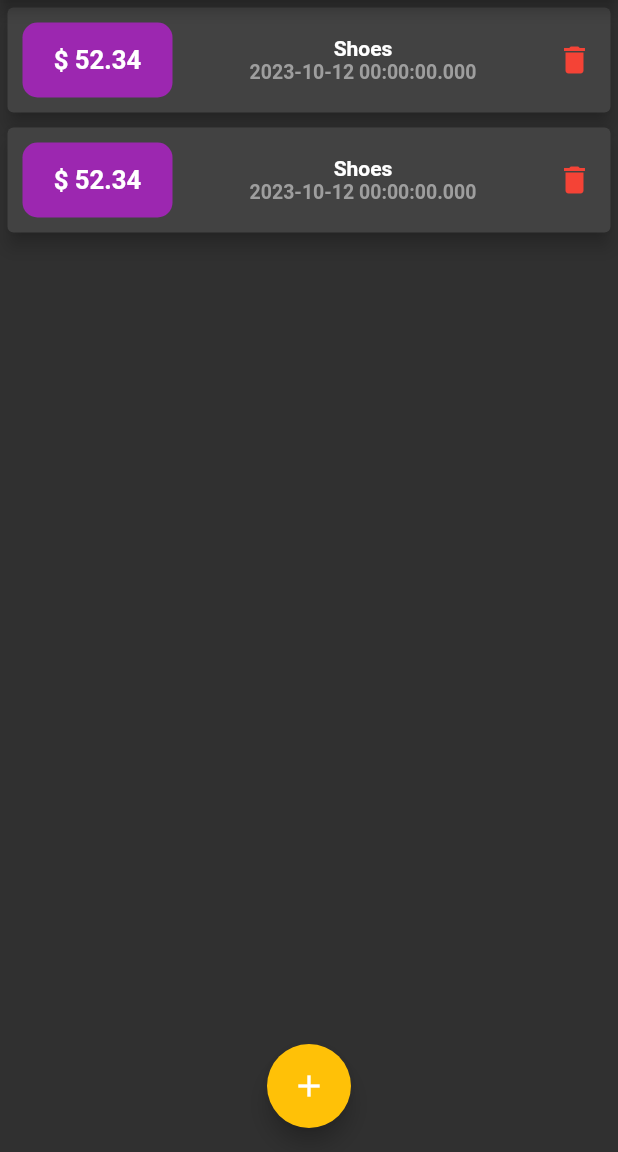
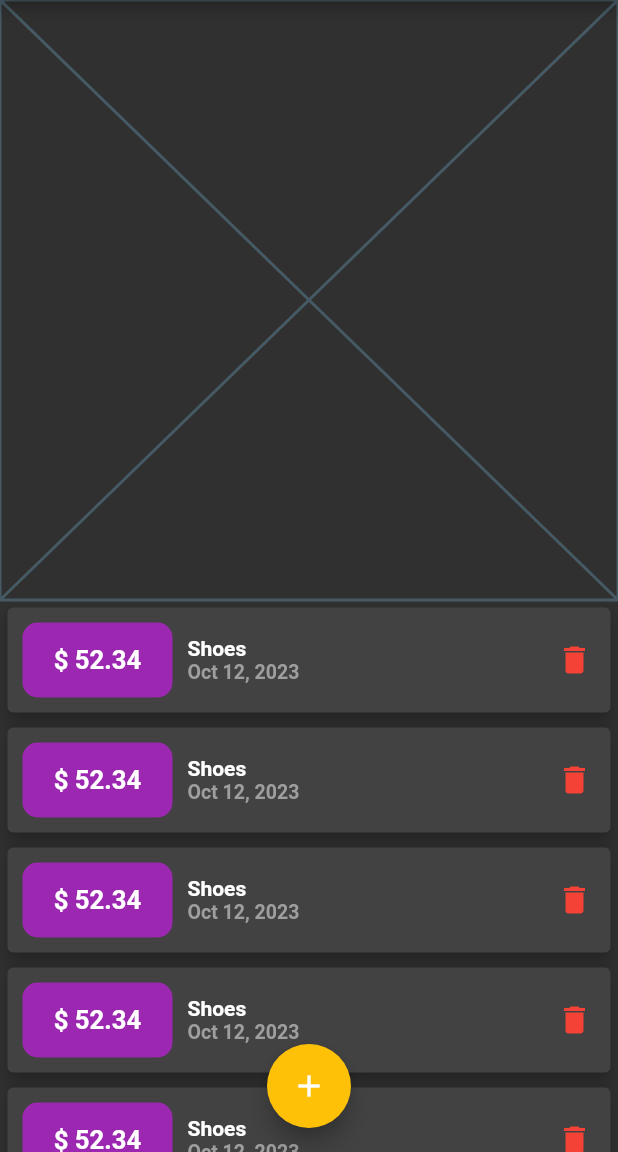
Before and after one commit to devinder2805/Expenses, a Flutter app: the screen it shows after launch, on a phone screen of 412 x 824 dp, the part 84-1236 px from its top. Run offline on Flutter 3.47's test engine with Material 2 defaults, Android fonts, the phone set to English and light mode, and no system bars.

Commit message:
third day

```diff
--- /dev/null
+++ b/lib/chart.dart
@@ -0,0 +1,10 @@
+import 'package:flutter/material.dart';
+
+class Chart extends StatelessWidget {
+  const Chart({super.key});
+
+  @override
+  Widget build(BuildContext context) {
+    return const Placeholder();
+  }
+}
--- a/lib/main.dart
+++ b/lib/main.dart
@@ -4,6 +4,7 @@ import 'package:flutter/material.dart';
 import 'transaction_list.dart';
 import 'new_transaction.dart';
 import 'transaction.dart';
+import 'chart.dart';
 
 void main() {
   runApp(MyApp());
@@ -51,6 +52,30 @@ class _MyHomePageState extends State<MyHomePage> {
       price: 52.34,
       date: DateTime(2023, 10, 12),
     ),
+    Transaction(
+      id: "t3",
+      title: "Shoes",
+      price: 52.34,
+      date: DateTime(2023, 10, 12),
+    ),
+    Transaction(
+      id: "t4",
+      title: "Shoes",
+      price: 52.34,
+      date: DateTime(2023, 10, 12),
+    ),
+    Transaction(
+      id: "t3",
+      title: "Shoes",
+      price: 52.34,
+      date: DateTime(2023, 10, 12),
+    ),
+    Transaction(
+      id: "t4",
+      title: "Shoes",
+      price: 52.34,
+      date: DateTime(2023, 10, 12),
+    ),
   ];
 
   void addTransaction(Transaction transaction) {
@@ -61,12 +86,30 @@ class _MyHomePageState extends State<MyHomePage> {
 
   void deleteTransaction(String id) {
     setState(() {
-      userTransaction.removeWhere((transaction) => (transaction.id == id));
+      userTransaction.removeWhere((transaction) {
+        return transaction.id == id;
+      });
     });
   }
 
   @override
   Widget build(BuildContext context) {
+    Widget noTransaction() {
+      return Container(
+        width: double.infinity,
+        child: Column(
+          crossAxisAlignment: CrossAxisAlignment.center,
+          children: [
+            SizedBox(
+              height: 200,
+              child: Image.asset("assets/images/waiting.png"),
+            ),
+            Text("No Transaction added yet"),
+          ],
+        ),
+      );
+    }
+
     return Scaffold(
       appBar: AppBar(
         backgroundColor: Theme.of(context).primaryColor,
@@ -94,7 +137,16 @@ class _MyHomePageState extends State<MyHomePage> {
           ),
         ],
       ),
-      body: TransactionList(userTransaction, deleteTransaction),
+      body: SingleChildScrollView(
+        child: userTransaction.isEmpty
+            ? noTransaction()
+            : Column(
+                children: [
+                  Chart(),
+                  TransactionList(userTransaction, deleteTransaction),
+                ],
+              ),
+      ),
       floatingActionButton: FloatingActionButton(
         onPressed: () {
           showModalBottomSheet(
--- a/lib/transaction_list.dart
+++ b/lib/transaction_list.dart
@@ -1,4 +1,5 @@
 import 'package:flutter/material.dart';
+import 'package:intl/intl.dart';
 import 'transaction.dart';
 
 class TransactionList extends StatelessWidget {
@@ -8,7 +9,8 @@ class TransactionList extends StatelessWidget {
 
   @override
   Widget build(BuildContext context) {
-    return Container(
+    return SingleChildScrollView(
+      child: Container(
         width: double.infinity,
         child: Column(
           mainAxisAlignment: MainAxisAlignment.start,
@@ -22,26 +24,27 @@ class TransactionList extends StatelessWidget {
                   Container(
                     height: 50,
                     width: 100,
+                    margin: const EdgeInsets.all(10),
+                    padding: const EdgeInsets.all(15),
+                    decoration: BoxDecoration(
+                      color: Colors.purple,
+                      borderRadius: BorderRadius.circular(10),
+                    ),
                     child: FittedBox(
                       child: Text(
                         "\$ ${transaction.price.toStringAsFixed(2)}",
-                      style: TextStyle(
+                        style: const TextStyle(
                           fontWeight: FontWeight.bold,
                           fontSize: 18,
                         ),
                       ),
-                  ),
-                  margin: EdgeInsets.all(10),
-                  padding: EdgeInsets.all(15),
-                  decoration: BoxDecoration(
-                    color: Colors.purple,
-                    borderRadius: BorderRadius.circular(10),
                     ),
                   ),
                   Flexible(
                     flex: 1,
                     fit: FlexFit.tight,
                     child: Column(
+                      crossAxisAlignment: CrossAxisAlignment.start,
                       children: [
                         Text(
                           "${transaction.title}",
@@ -51,7 +54,7 @@ class TransactionList extends StatelessWidget {
                           ),
                         ),
                         Text(
-                        "${transaction.date}",
+                          DateFormat.yMMMd().format(transaction.date),
                           style: TextStyle(
                             fontWeight: FontWeight.bold,
                             color: Colors.grey,
@@ -75,6 +78,7 @@ class TransactionList extends StatelessWidget {
             );
           }).toList(),
         ),
+      ),
     );
   }
 }
--- a/pubspec.yaml
+++ b/pubspec.yaml
@@ -31,6 +31,7 @@ dependencies:
   flutter:
     sdk: flutter
   animated_splash_screen: ^1.3.0
+  intl: ^0.18.1
 
 
   # The following adds the Cupertino Icons font to your application.
@@ -63,6 +64,8 @@ flutter:
   # assets:
   #   - images/a_dot_burr.jpeg
   #   - images/a_dot_ham.jpeg
+  assets:
+    - assets/images/waiting.png
 
   # An image asset can refer to one or more resolution-specific "variants", see
   # https://flutter.dev/assets-and-images/#resolution-aware
```
Also changed, not shown: lib/new_transaction.dart (+75 -20 lines), assets/images/waiting.png (added), pubspec.lock. Lines whose indentation alone changed are shown as unchanged.
